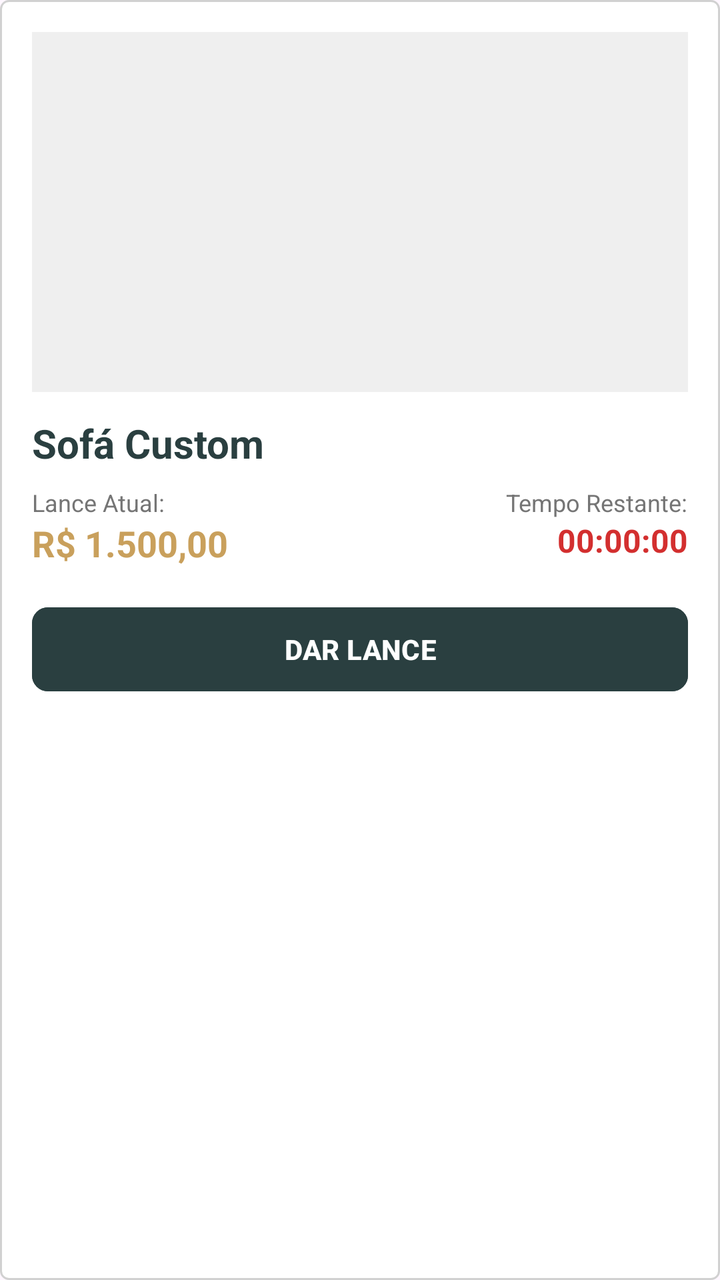
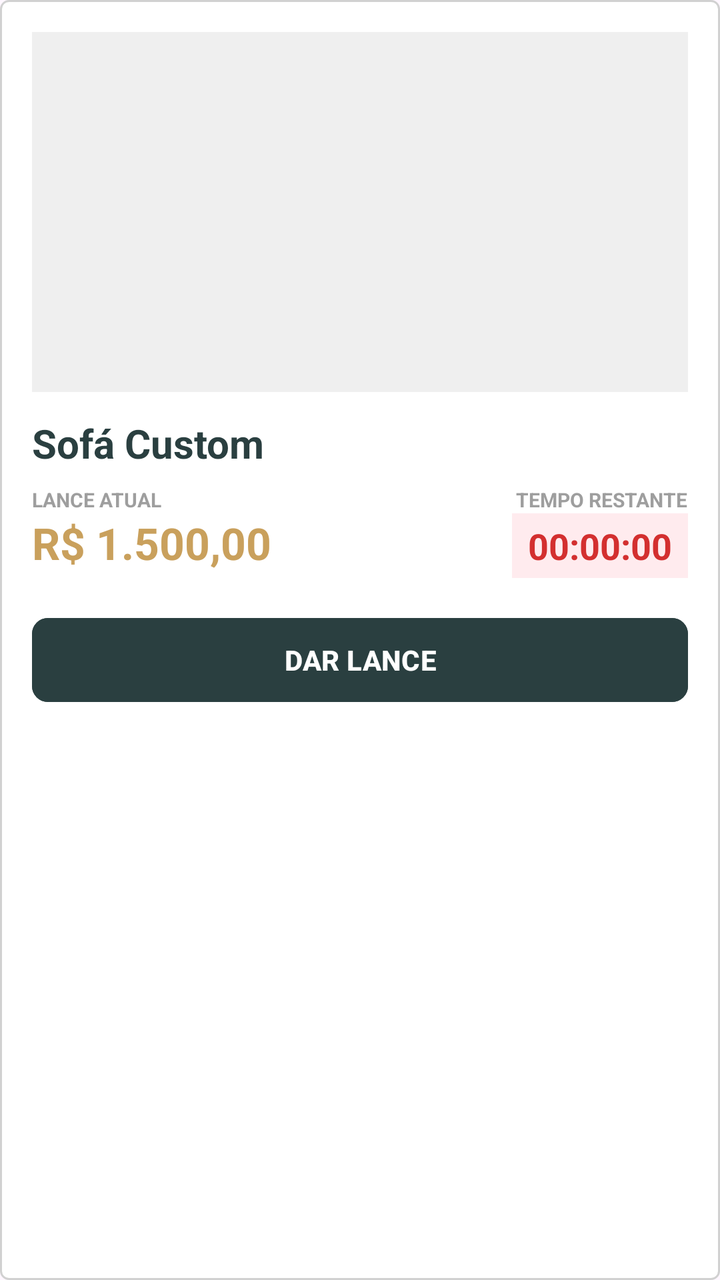

Two renders of the same Android screen: before a commit and after it. Below are the layout's source before the change and the commit's diff.
<!-- AndroidManifest.xml: application theme Theme.RubyeEstofados -->
<!-- res/layout/item_leilao.xml -->
<?xml version="1.0" encoding="utf-8"?>
<LinearLayout xmlns:android="http://schemas.android.com/apk/res/android"
    xmlns:app="http://schemas.android.com/apk/res-auto"
    android:layout_width="match_parent"
    android:layout_height="wrap_content"
    android:orientation="vertical"
    android:background="@drawable/bg_input_checkout"
    android:padding="16dp"
    android:layout_marginBottom="16dp">

    <ImageView
        android:id="@+id/ivFotoLeilao"
        android:layout_width="match_parent"
        android:layout_height="180dp"
        android:scaleType="centerCrop"
        android:background="@color/rubye_light_gray"
        android:layout_marginBottom="12dp"
        android:contentDescription="@string/app_name"/>

    <TextView
        android:id="@+id/tvNomeLeilao"
        android:layout_width="match_parent"
        android:layout_height="wrap_content"
        android:text="Sofá Custom"
        android:textColor="@color/rubye_header"
        android:textSize="20sp"
        android:textStyle="bold"
        android:layout_marginBottom="8dp"/>

    <LinearLayout
        android:layout_width="match_parent"
        android:layout_height="wrap_content"
        android:orientation="horizontal"
        android:baselineAligned="false"
        android:layout_marginBottom="16dp">

        <LinearLayout
            android:layout_width="0dp"
            android:layout_weight="1"
            android:layout_height="wrap_content"
            android:orientation="vertical">
            <TextView
                android:layout_width="wrap_content"
                android:layout_height="wrap_content"
                android:text="@string/lance_atual"
                android:textSize="12sp"
                android:textColor="#757575"/>
            <TextView
                android:id="@+id/tvLanceAtual"
                android:layout_width="wrap_content"
                android:layout_height="wrap_content"
                android:text="R$ 1.500,00"
                android:textSize="18sp"
                android:textStyle="bold"
                android:textColor="@color/rubye_gold"/>
        </LinearLayout>

        <LinearLayout
            android:layout_width="0dp"
            android:layout_weight="1"
            android:layout_height="wrap_content"
            android:orientation="vertical"
            android:gravity="end">
            <TextView
                android:layout_width="wrap_content"
                android:layout_height="wrap_content"
                android:text="@string/tempo_restante"
                android:textSize="12sp"
                android:textColor="#757575"/>
            <TextView
                android:id="@+id/tvTempoRestante"
                android:layout_width="wrap_content"
                android:layout_height="wrap_content"
                android:text="00:00:00"
                android:textSize="16sp"
                android:textStyle="bold"
                android:textColor="#D32F2F"/>
        </LinearLayout>
    </LinearLayout>

    <Button
        android:id="@+id/btnDarLance"
        android:layout_width="match_parent"
        android:layout_height="50dp"
        android:backgroundTint="@color/rubye_header"
        android:text="@string/dar_lance"
        android:textColor="@color/white"
        android:textSize="14sp"
        android:textStyle="bold"
        app:cornerRadius="8dp" />

</LinearLayout>
<!-- resources referenced by this layout -->
<resources>
  <color name="rubye_gold">#C9A05C</color>
  <color name="rubye_header">#2A3F40</color>
  <color name="rubye_light_gray">#EFEFEF</color>
  <color name="white">#FFFFFFFF</color>
  <!-- drawable bg_input_checkout (drawable) -->
  <?xml version="1.0" encoding="utf-8"?>
  <shape xmlns:android="http://schemas.android.com/apk/res/android">
      <solid android:color="@color/white" />
      <corners android:radius="4dp" />
      <stroke android:width="1dp" android:color="#D1D1D1" />
  </shape>
  <string name="app_name">RubyeEstofados</string>
  <string name="dar_lance">DAR LANCE</string>
  <string name="lance_atual">Lance Atual:</string>
  <string name="tempo_restante">Tempo Restante:</string>
  <style name="Theme.RubyeEstofados" parent="Base.Theme.RubyeEstofados" />
  <style name="Base.Theme.RubyeEstofados" parent="Theme.Material3.DayNight.NoActionBar">
          
          
      </style>
</resources>

<!-- the commit's change to res/layout/item_leilao.xml (unified diff, before → after) -->
@@ -42,15 +42,16 @@
             <TextView
                 android:layout_width="wrap_content"
                 android:layout_height="wrap_content"
-                android:text="@string/lance_atual"
-                android:textSize="12sp"
-                android:textColor="#757575"/>
+                android:text="LANCE ATUAL"
+                android:textSize="10sp"
+                android:textStyle="bold"
+                android:textColor="#9E9E9E"/>
             <TextView
                 android:id="@+id/tvLanceAtual"
                 android:layout_width="wrap_content"
                 android:layout_height="wrap_content"
                 android:text="R$ 1.500,00"
-                android:textSize="18sp"
+                android:textSize="22sp"
                 android:textStyle="bold"
                 android:textColor="@color/rubye_gold"/>
         </LinearLayout>
@@ -64,17 +65,21 @@
             <TextView
                 android:layout_width="wrap_content"
                 android:layout_height="wrap_content"
-                android:text="@string/tempo_restante"
-                android:textSize="12sp"
-                android:textColor="#757575"/>
+                android:text="TEMPO RESTANTE"
+                android:textSize="10sp"
+                android:textStyle="bold"
+                android:textColor="#9E9E9E"/>
             <TextView
                 android:id="@+id/tvTempoRestante"
                 android:layout_width="wrap_content"
                 android:layout_height="wrap_content"
                 android:text="00:00:00"
-                android:textSize="16sp"
+                android:textSize="18sp"
                 android:textStyle="bold"
-                android:textColor="#D32F2F"/>
+                android:textColor="#D32F2F"
+                android:background="#FFEBEE"
+                android:paddingHorizontal="8dp"
+                android:paddingVertical="4dp"/>
         </LinearLayout>
     </LinearLayout>
 
<!-- resource entries referenced after the edit -->
@@ -13,8 +13,6 @@
   </shape>
   <string name="app_name">RubyeEstofados</string>
   <string name="dar_lance">DAR LANCE</string>
-  <string name="lance_atual">Lance Atual:</string>
-  <string name="tempo_restante">Tempo Restante:</string>
   <style name="Theme.RubyeEstofados" parent="Base.Theme.RubyeEstofados" />
   <style name="Base.Theme.RubyeEstofados" parent="Theme.Material3.DayNight.NoActionBar">
           
